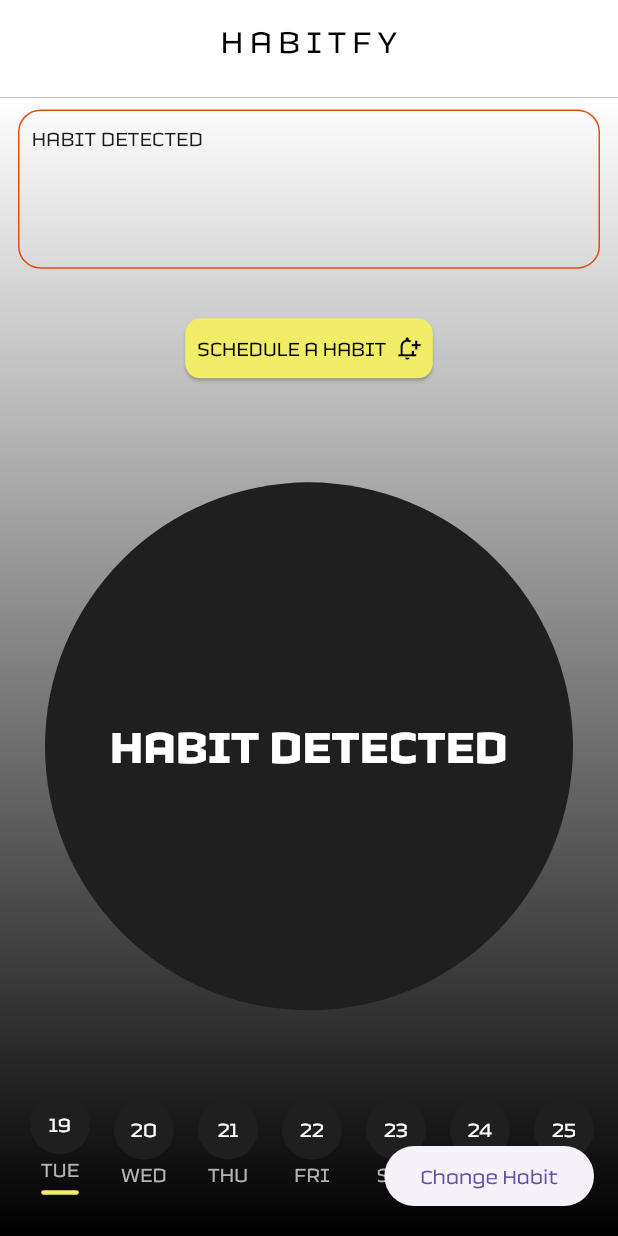
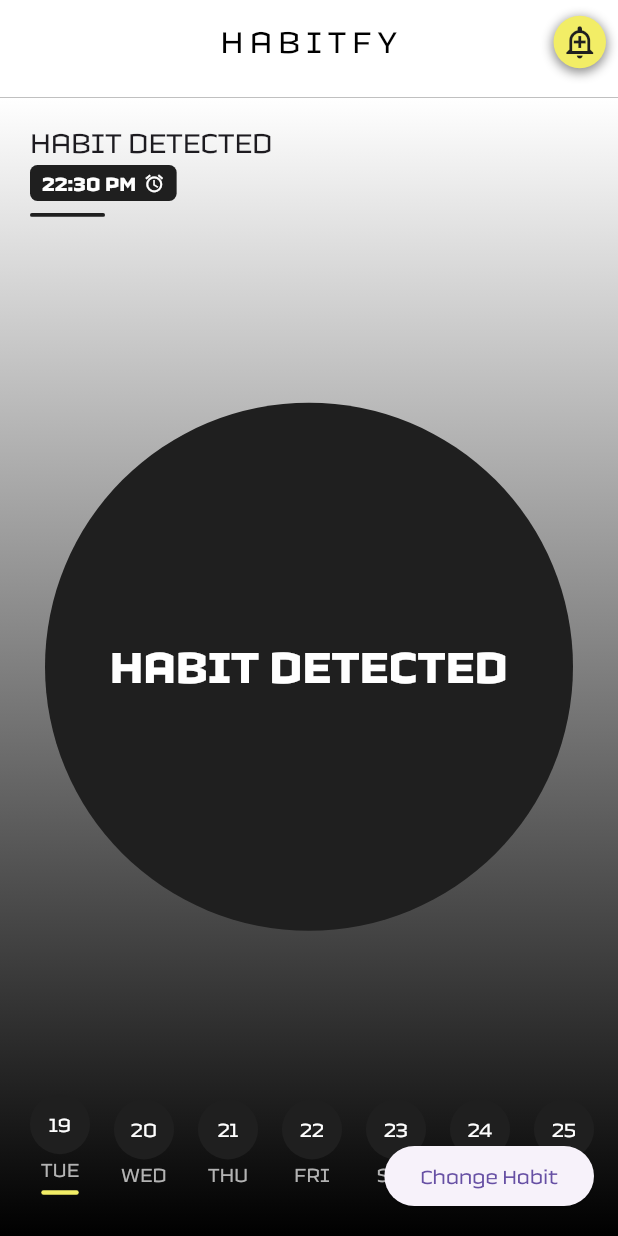
Before and after one commit to itsmeidris/reminder_of_tasks, a Flutter app: the screen it shows after launch, after a tap on "Change Habit", on a phone screen of 412 x 824 dp. Run offline on Flutter 3.47's test engine with Material 3 defaults, Android fonts, the light colour scheme and no system bars; our stand-ins replace device_preview, flutter_local_notifications, go_router.

Commit message:
More updates

```diff
--- a/lib/views/screens/habit_scheduler.dart
+++ b/lib/views/screens/habit_scheduler.dart
@@ -1,8 +1,10 @@
 import 'package:flutter/material.dart';
 import 'package:notification_app/config/app_colors.dart';
+import 'package:notification_app/viewmodels/habits_view_model.dart';
 import 'package:notification_app/views/widgets/custom_add_task_button.dart';
 import 'package:notification_app/views/widgets/habitfy_app_bar.dart';
 import 'package:notification_app/views/widgets/time_scheduler_dialog.dart';
+import 'package:provider/provider.dart';
 
 class HabitScheduler extends StatefulWidget {
   const HabitScheduler({super.key});
@@ -57,7 +59,8 @@ class _HabitSchedulerState extends State<HabitScheduler> {
                     ),
                   ),
                   const SizedBox(height: 20),
-                  TextField(
+                  Consumer<HabitsViewModel>(builder: (context, vm, child) {
+                    return TextField(
                       controller: controller,
                       onChanged: (value) {
                         controller.value = TextEditingValue(
@@ -90,7 +93,8 @@ class _HabitSchedulerState extends State<HabitScheduler> {
                       style: TextStyle(
                         color: AppColors.myWhite,
                       ),
-                  ),
+                    );
+                  }),
                 ],
               ),
             ),
@@ -107,6 +111,10 @@ class _HabitSchedulerState extends State<HabitScheduler> {
               return TimeSchedulerDialog.buildSchedulerDialog(context);
             },
           );
+          final viewModel = context.read<HabitsViewModel>();
+          viewModel.selectedHabit = controller.text;
+          viewModel.addHabit(viewModel.selectedHabit);
+          controller.clear();
         },
         icon: Icons.timer_sharp,
         text: 'SET A ROUTINE',
--- a/lib/views/screens/habits_screen.dart
+++ b/lib/views/screens/habits_screen.dart
@@ -56,7 +56,7 @@ class _HabitsScreenState extends State<HabitsScreen> {
             crossAxisAlignment: CrossAxisAlignment.stretch,
             children: [
               HabitsList(),
-              Expanded(
+              /*Expanded(
                 child: Row(
                   mainAxisAlignment: MainAxisAlignment.center,
                   children: [
@@ -71,7 +71,7 @@ class _HabitsScreenState extends State<HabitsScreen> {
                     ),
                   ],
                 ),
-              ),
+              ),*/
               HabitGlobeCircle(),
               Expanded(
                 flex: 1,
--- a/lib/views/widgets/habit_globe_circle.dart
+++ b/lib/views/widgets/habit_globe_circle.dart
@@ -15,7 +15,7 @@ class _HabitGlobeCircleState extends State<HabitGlobeCircle> {
   Widget build(BuildContext context) {
     return Consumer<HabitsViewModel>(builder: (context, vm, child) {
       return Expanded(
-        flex: 4,
+        flex: 5,
         child: Padding(
           padding: const EdgeInsets.all(18.0),
           child: AnimatedContainer(
--- a/lib/views/widgets/habitfy_app_bar.dart
+++ b/lib/views/widgets/habitfy_app_bar.dart
@@ -1,11 +1,16 @@
 import 'package:flutter/material.dart';
+import 'package:go_router/go_router.dart';
 import 'package:notification_app/config/app_colors.dart';
+import 'package:notification_app/config/app_constants.dart';
+import 'package:notification_app/routing/router_generator.dart';
 
 class HabitfyAppBar extends StatelessWidget implements PreferredSizeWidget {
   const HabitfyAppBar({super.key});
 
   @override
   Widget build(BuildContext context) {
+    final String? currentRoute = GoRouterState.of(context).name;
+
     return AppBar(
       backgroundColor: AppColors.myWhite,
       centerTitle: true,
@@ -13,6 +18,37 @@ class HabitfyAppBar extends StatelessWidget implements PreferredSizeWidget {
         'H A B I T F Y',
         style: TextStyle(color: AppColors.myBlack),
       ),
+      actions: currentRoute == 'schedule'
+          ? []
+          : [
+              GestureDetector(
+                onTap: () {
+                  // Navigate to the habit scheduler screen
+                  RouterGenerator.router.pushNamed(
+                    'schedule',
+                  );
+                },
+                child: Container(
+                  margin: const EdgeInsets.only(right: 8),
+                  width: 35,
+                  height: 35,
+                  decoration: BoxDecoration(
+                    boxShadow: [
+                      BoxShadow(
+                        color: AppColors.myBlack2.withOpacity(.5),
+                        blurRadius: 5,
+                        spreadRadius: 1,
+                        offset: Offset(0, 2),
+                      ),
+                    ],
+                    color: AppColors.myYellow,
+                    borderRadius: BorderRadius.circular(50),
+                  ),
+                  child:
+                      Icon(Icons.add_alert_outlined, color: AppColors.myBlack2),
+                ),
+              ),
+            ],
     );
   }
 
--- a/lib/views/widgets/habits_list.dart
+++ b/lib/views/widgets/habits_list.dart
@@ -1,3 +1,4 @@
+import 'package:flutter/material.dart';
 import 'package:flutter/widgets.dart';
 import 'package:notification_app/config/app_colors.dart';
 import 'package:notification_app/viewmodels/habits_view_model.dart';
@@ -9,13 +10,7 @@ class HabitsList extends StatelessWidget {
   @override
   Widget build(BuildContext context) {
     return Consumer<HabitsViewModel>(builder: (context, vm, child) {
-      return Expanded(
-        flex: 1,
-        child: Container(
-          decoration: BoxDecoration(
-            border: Border.all(color: AppColors.myRed, width: 1),
-            borderRadius: BorderRadius.circular(15),
-          ),
+      return Flexible(
         child: vm.habits.isEmpty
             ? Center(
                 child: Text(
@@ -30,10 +25,48 @@ class HabitsList extends StatelessWidget {
                 itemBuilder: (BuildContext context, int index) {
                   return Padding(
                     padding: const EdgeInsets.all(8.0),
-                      child: Text(vm.habits[index]),
+                    child: Column(
+                      crossAxisAlignment: CrossAxisAlignment.start,
+                      children: [
+                        Text(
+                          vm.habits[index],
+                          style: TextStyle(fontSize: 20),
+                        ),
+                        Container(
+                            padding: const EdgeInsets.symmetric(
+                                vertical: 2, horizontal: 8),
+                            decoration: BoxDecoration(
+                              color: AppColors.myBlack2,
+                              borderRadius: BorderRadius.circular(5),
+                            ),
+                            child: Row(
+                              spacing: 5,
+                              children: [
+                                Text('22:30 PM',
+                                    style: TextStyle(
+                                        fontWeight: FontWeight.bold,
+                                        color: AppColors.myWhite,
+                                        fontSize: 14)),
+                                Icon(
+                                  Icons.alarm,
+                                  size: 14,
+                                  color: AppColors.myWhite,
+                                )
+                              ],
+                            )),
+                        Container(
+                          margin: const EdgeInsets.only(top: 8),
+                          width: 50,
+                          height: 2.5,
+                          decoration: BoxDecoration(
+                            color: AppColors.myBlack2,
+                            borderRadius: BorderRadius.circular(5),
+                          ),
+                        )
+                      ],
+                    ),
                   );
                 },
-                ),
               ),
       );
     });
--- a/pubspec.yaml
+++ b/pubspec.yaml
@@ -32,7 +32,6 @@ flutter:
   uses-material-design: true
   assets:
     - assets/
-    - assets/icons/
   fonts:
     - family: Technor
       fonts:
```
Lines whose indentation alone changed are shown as unchanged.
